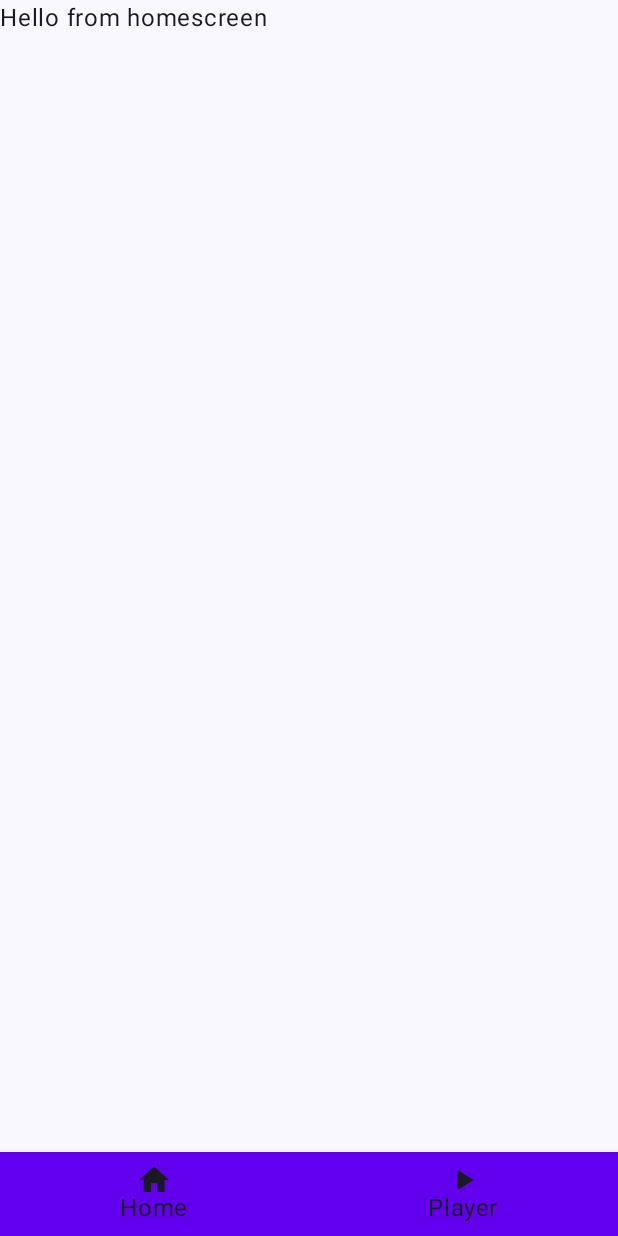
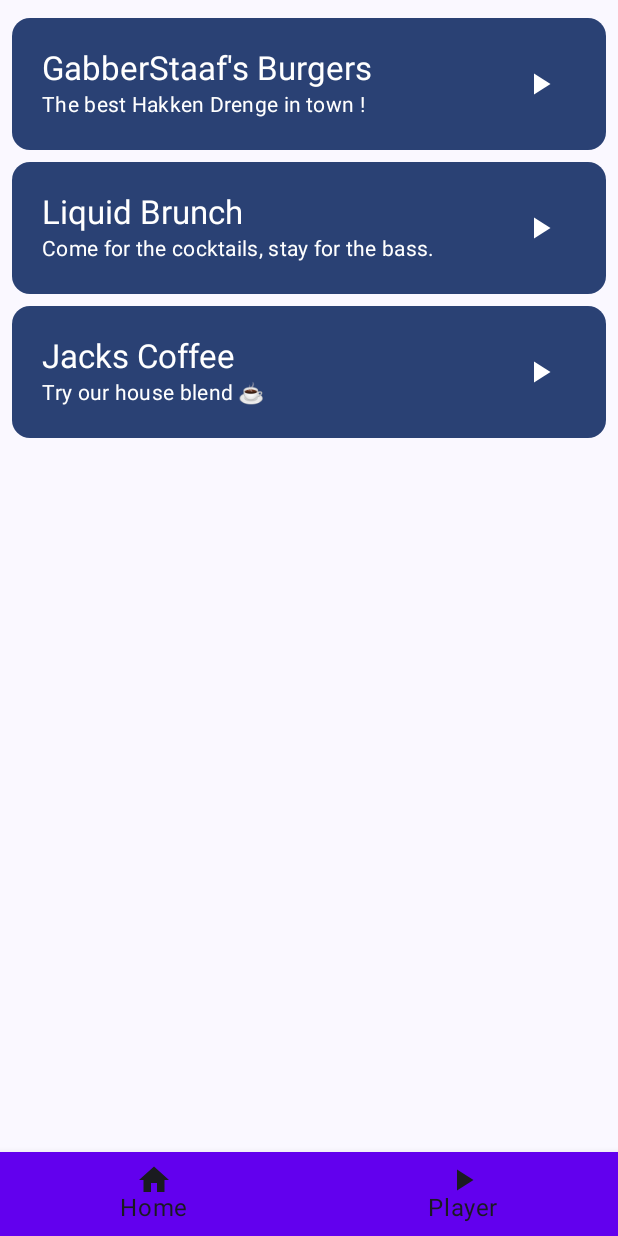
Before and after one commit to Gabber-Interactive/GabberPlayer, an Android app built with Jetpack Compose: the screen it shows after launch (MainActivity), on a phone screen of 412 x 824 dp. Run offline under Robolectric (Android 15) with nearby library versions, the phone set to English and light mode, and no system bars.

Commit message:
Added data class, and styling of list elements
Added data class for station, basic markup for list elements. Small clean up of unused imports.

```diff
--- a/app/src/main/java/com/example/gabberplayer/MainScreen.kt
+++ b/app/src/main/java/com/example/gabberplayer/MainScreen.kt
@@ -1,15 +1,20 @@
 package com.example.gabberplayer
 
 import android.annotation.SuppressLint
+import androidx.compose.foundation.layout.Column
+import androidx.compose.foundation.layout.Row
 import androidx.compose.foundation.layout.RowScope
+import androidx.compose.foundation.layout.padding
+import androidx.compose.foundation.lazy.LazyColumn
+import androidx.compose.foundation.lazy.items
 import androidx.compose.material.BottomNavigation
 import androidx.compose.material.BottomNavigationItem
-import androidx.compose.material3.ExperimentalMaterial3Api
-import androidx.compose.material3.Icon
-import androidx.compose.material3.Scaffold
-import androidx.compose.material3.Text
+import androidx.compose.material3.*
 import androidx.compose.runtime.Composable
 import androidx.compose.runtime.getValue
+import androidx.compose.ui.Modifier
+import androidx.compose.ui.tooling.preview.Preview
+import androidx.compose.ui.unit.dp
 import androidx.navigation.NavDestination
 import androidx.navigation.NavDestination.Companion.hierarchy
 import androidx.navigation.NavHostController
@@ -27,6 +32,9 @@ fun MainScreen() {
         BottomNavGraph(navController = navController)
     }
 }
+
+
+
 
 @Composable
 fun BottomBar(navController: NavHostController){
@@ -60,3 +68,9 @@ fun RowScope.AddItem(
         onClick = {navController.navigate(screen.route)}
     )
 }
+
+@Preview
+@Composable
+fun MainScreenPreview(){
+    MainScreen()
+}
--- a/app/src/main/java/com/example/gabberplayer/screens/HomeScreen.kt
+++ b/app/src/main/java/com/example/gabberplayer/screens/HomeScreen.kt
@@ -1,15 +1,95 @@
 package com.example.gabberplayer.screens
 
-import android.widget.Toast
-import androidx.compose.material3.Text
+import androidx.compose.foundation.layout.Column
+import androidx.compose.foundation.layout.Row
+import androidx.compose.foundation.layout.padding
+import androidx.compose.foundation.lazy.LazyColumn
+import androidx.compose.foundation.lazy.items
+import androidx.compose.material.icons.Icons
+import androidx.compose.material.icons.filled.PlayArrow
+import androidx.compose.material3.*
 import androidx.compose.runtime.Composable
+import androidx.compose.ui.Modifier
+import androidx.compose.ui.tooling.preview.Preview
+import androidx.compose.ui.unit.dp
 
 @Composable
 fun HomeScreen(){
-    HomeGreeting()
+    StationList(stations = stationsList)
+}
+
+@OptIn(ExperimentalMaterial3Api::class)
+@Composable
+fun StationElement(stationName: String, stationDescription: String){
+    Card(
+        colors = CardDefaults.cardColors(containerColor = MaterialTheme.colorScheme.primary),
+        modifier = Modifier
+            .padding(vertical = 4.dp, horizontal = 8.dp)
+    ) {
+        StationElementContent(stationName, stationDescription)
+    }
 }
 
 @Composable
-fun HomeGreeting(){
-    Text(text = "Hello from homescreen")
+fun StationElementContent(stationName: String,  stationDescription: String) {
+    Row(
+        modifier = Modifier
+        .padding(8.dp))
+    {
+        Column(modifier = Modifier
+            .weight(1f)
+            .padding(12.dp))
+        {
+            Text(text = stationName, style = MaterialTheme.typography.titleLarge)
+            Text(text = stationDescription, style = MaterialTheme.typography.bodyMedium)
+        }
+        Column(modifier = Modifier
+            .padding(12.dp)) {
+            IconButton(onClick = { /*TODO*/ }) {
+                Icon(
+                    imageVector = Icons.Filled.PlayArrow,
+                    contentDescription = ""
+                )
+            }
+        }
+    }
 }
+
+@Composable
+fun StationList(stations: List<Station>) {
+    LazyColumn(
+        modifier = Modifier
+            .padding(vertical = 8.dp)){
+        items(items = stations) { station -> StationElement(stationName = station.stationName, station.stationDescription) }
+    }
+}
+
+data class Station(
+    val stationName: String,
+    val stationDescription: String,
+    //val stationUrl: String
+)
+
+private val stationsList = listOf(
+    Station("GabberStaaf's Burgers", "The best Hakken Drenge in town !"),
+    Station("Liquid Brunch", "Come for the cocktails, stay for the bass."),
+    Station("Jacks Coffee", "Try our house blend ☕")
+)
+
+@Preview
+@Composable
+fun StationElementPreview(){
+    StationElement("TestStation", "Test Description")
+}
+
+@Preview
+@Composable
+fun StationListPreview(){
+    StationList(stations = stationsList)
+}
+
+@Preview(showBackground = true)
+@Composable
+fun HomescreenPreview(){
+    HomeScreen()
+}
```
